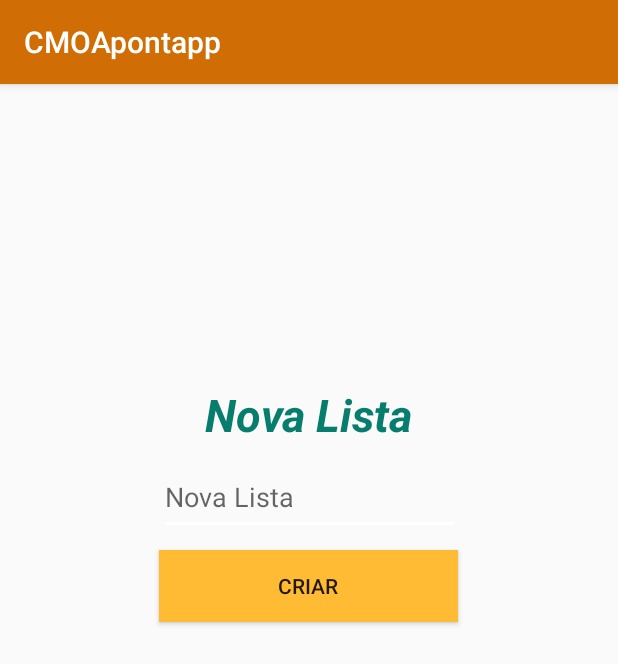
After one commit to Dianamartins10/CMOApontapp, an Android app: the NewListActivity screen opened directly, with no data from a screen before it, on a phone screen of 412 x 824 dp. The commit adds this screen. Shown: the top 664 px of the screen. Run offline under Robolectric (Android 15) with nearby library versions, the phone set to English and light mode, and no system bars; our stand-ins replace Firebase (no records; nobody signed in at launch, a user with empty details on screens opened directly).

Commit message:
Page of List Criation
The list creation page is made

```diff
--- a/app/build.gradle
+++ b/app/build.gradle
@@ -32,6 +32,7 @@ dependencies {
     implementation "android.arch.lifecycle:extensions:1.1.0"
     implementation 'com.android.support:recyclerview-v7:28.0.0'
     implementation 'androidx.legacy:legacy-support-v4:1.0.0'
+    implementation 'com.android.support:recyclerview-v7:28.0.0'
     testImplementation 'junit:junit:4.12'
     androidTestImplementation 'androidx.test:runner:1.1.0-alpha4'
     androidTestImplementation 'androidx.test.espresso:espresso-core:3.1.0-alpha4'
--- a/app/src/main/AndroidManifest.xml
+++ b/app/src/main/AndroidManifest.xml
@@ -14,10 +14,11 @@
         android:roundIcon="@mipmap/ic_launcher_round"
         android:supportsRtl="true"
         android:theme="@style/AppTheme">
+        <activity android:name=".NewList.NewListActivity"></activity>
         <activity
             android:name=".Home.HomeActivity"
             android:label="@string/title_activity_home"
-            android:theme="@style/AppTheme.NoActionBar"></activity>
+            android:theme="@style/AppTheme.NoActionBar" />
         <activity android:name=".Regist.RegistActivity" />
         <activity android:name=".AccountActivity" />
         <activity android:name=".Login.MainActivity">
--- /dev/null
+++ b/app/src/main/java/com/example/cmoapontapp/Home/HomeViewModel.java
@@ -0,0 +1,6 @@
+package com.example.cmoapontapp.Home;
+
+import androidx.lifecycle.ViewModel;
+
+public class HomeViewModel extends ViewModel {
+}
--- a/app/src/main/java/com/example/cmoapontapp/Login/MainActivity.java
+++ b/app/src/main/java/com/example/cmoapontapp/Login/MainActivity.java
@@ -40,7 +40,7 @@ public class MainActivity extends AppCompatActivity {
 
                 switch (resultType) {
                     case SUCCESS:
-                        startActivity(new Intent(MainActivity.this, AccountActivity.class));
+                        startActivity(new Intent(MainActivity.this, HomeActivity.class));
                         finish();
                         break;
                     case CHECKEMAIL:
@@ -63,12 +63,12 @@ public class MainActivity extends AppCompatActivity {
 
         });
         //*******************************************************************************************
-        loginViewModel.currentUser.observe(this, new Observer<FirebaseUser>() {
+        /*loginViewModel.currentUser.observe(this, new Observer<FirebaseUser>() {
             @Override
             public void onChanged(FirebaseUser user) {
                 startActivity(new Intent(MainActivity.this, HomeActivity.class));
             }
-        });
+        });*/
 
         email = (EditText) findViewById(R.id.editemail);
         password = (EditText) findViewById(R.id.editpwd);
--- a/app/src/main/java/com/example/cmoapontapp/Models/Product.java
+++ b/app/src/main/java/com/example/cmoapontapp/Models/Product.java
@@ -5,6 +5,12 @@ public class Product {
     int productId;
     String productName;
     String productCategory;
+
+    public Product(int productId, String productName, String productCategory) {
+        this.productId = productId;
+        this.productName = productName;
+        this.productCategory = productCategory;
+    }
 
     public int getProductId() {
         return productId;
--- /dev/null
+++ b/app/src/main/java/com/example/cmoapontapp/NewList/NewListActivity.java
@@ -0,0 +1,74 @@
+package com.example.cmoapontapp.NewList;
+
+import androidx.appcompat.app.AppCompatActivity;
+import androidx.lifecycle.Observer;
+import androidx.lifecycle.ViewModelProviders;
+
+import android.content.Intent;
+import android.os.Bundle;
+import android.view.View;
+import android.widget.Button;
+import android.widget.EditText;
+import android.widget.Toast;
+import com.example.cmoapontapp.Home.HomeActivity;
+import com.example.cmoapontapp.R;
+
+
+
+public class NewListActivity extends AppCompatActivity {
+
+
+    public EditText nameList;
+    public Button createList;
+    private NewListViewModel NewListViewModel = null;
+
+
+
+    @Override
+    protected void onCreate(Bundle savedInstanceState) {
+        super.onCreate(savedInstanceState);
+        setContentView(R.layout.activity_new_list);
+
+        NewListViewModel = ViewModelProviders.of(this).get(NewListViewModel.class);
+
+        NewListViewModel.livedata.observe(this, new Observer<NewListViewModel.ResultTypeList>() {
+            @Override
+            public void onChanged(NewListViewModel.ResultTypeList resultTypeList) {
+
+                switch(resultTypeList){
+                    case CHECKNAME:
+                        Toast.makeText(NewListActivity.this, "Nome da Lista Obrigatório!", Toast.LENGTH_LONG)
+                                .show();
+                        break;
+                    case SUCCESS:
+                        startActivity(new Intent(NewListActivity.this, HomeActivity.class));
+                        Toast.makeText(NewListActivity.this, "A sua Lista foi Criada com Sucesso!", Toast.LENGTH_LONG)
+                                .show();
+                        finish();
+                        break;
+
+                }
+            }
+        });
+
+
+        createList= (Button) findViewById(R.id.btn_NewList);
+        nameList= (EditText) findViewById(R.id.editNewList);
+
+        createList.setOnClickListener(new View.OnClickListener() {
+            @Override
+            public void onClick(View v) {
+                createList();
+            }
+        });
+
+
+    }
+
+
+
+    private void createList(){
+        String name = nameList.getText().toString();
+        NewListViewModel.createList(name);
+    }
+}
--- /dev/null
+++ b/app/src/main/res/layout/activity_new_list.xml
@@ -0,0 +1,47 @@
+<?xml version="1.0" encoding="utf-8"?>
+<LinearLayout xmlns:android="http://schemas.android.com/apk/res/android"
+    xmlns:app="http://schemas.android.com/apk/res-auto"
+    xmlns:tools="http://schemas.android.com/tools"
+    android:layout_width="match_parent"
+    android:layout_height="match_parent"
+    android:orientation="vertical"
+
+    >
+
+
+
+    <TextView
+        android:id="@+id/editlogin"
+        android:layout_width="wrap_content"
+        android:layout_height="wrap_content"
+        android:layout_gravity="center"
+        android:layout_marginTop="200dp"
+        android:text="Nova Lista"
+        android:textColor="@color/colorPrimaryDark"
+        android:textSize="30sp"
+        android:textStyle="bold|italic" />
+
+    <EditText
+        android:id="@+id/editNewList"
+        android:layout_width="200dp"
+        android:layout_height="50dp"
+        android:layout_marginTop="10dp"
+        android:layout_gravity="center"
+        android:hint="Nova Lista"
+        android:inputType="text"
+
+        />
+
+    <Button
+        android:id="@+id/btn_NewList"
+        android:layout_width="199dp"
+        android:layout_height="wrap_content"
+        android:layout_gravity="center"
+        android:layout_marginTop="10dp"
+        android:background="@android:color/holo_orange_light"
+        android:hint="btn_Entrar"
+        android:text="Criar" />
+
+
+
+</LinearLayout>
```
Also changed, not shown: app/src/main/java/com/example/cmoapontapp/Home/HomeActivity.java (+24 -5 lines), app/src/main/java/com/example/cmoapontapp/Models/List.java (+8 -31 lines), app/src/main/java/com/example/cmoapontapp/NewList/NewListViewModel.java (added, +48 -0 lines), app/src/main/java/com/example/cmoapontapp/Regist/RegistActivity.java (+0 -8 lines), app/src/main/java/com/example/cmoapontapp/Regist/RegistViewModel.java (+0 -10 lines), app/src/main/res/layout/activity_home.xml (+18 -0 lines), 1 other file.
